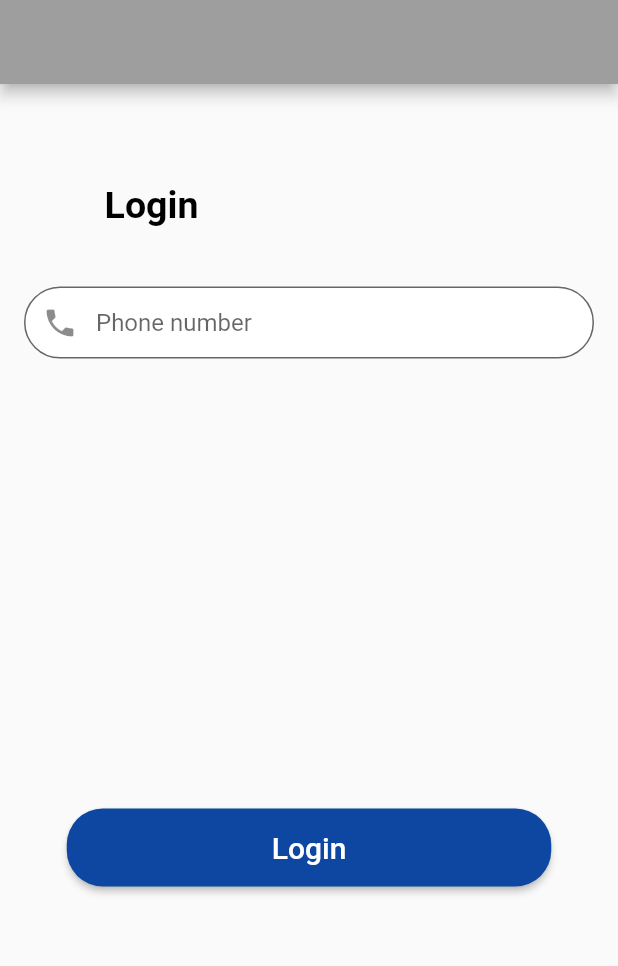
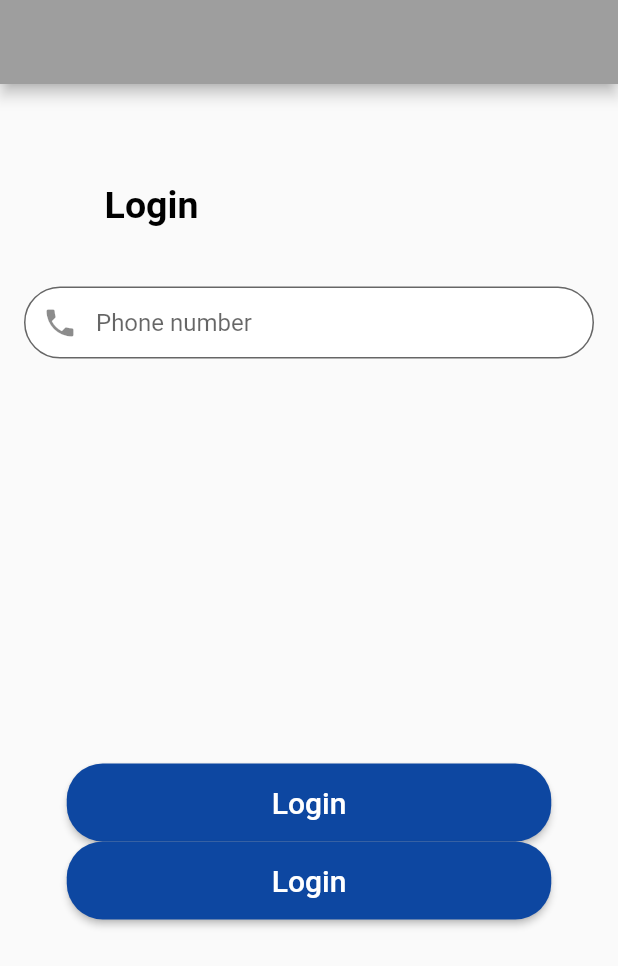
Before and after one commit to singhprashant1/ikss, a Flutter app: the screen it shows after launch, after a tap on "Login", on a phone screen of 412 x 824 dp. Shown: the top 966 px of the screen. Run offline on Flutter 3.47's test engine with Material 2 defaults, Android fonts, the phone set to English and light mode, and no system bars; our stand-ins replace audioplayers, chewie, firebase_auth, firebase_core, firebase_database, geolocator and 6 more; accounts and stored records are empty; network calls fail.

Commit message:
google login done

```diff
--- a/lib/main.dart
+++ b/lib/main.dart
@@ -16,7 +16,7 @@ Future main() async {
 
   runApp(MaterialApp(
     title: "Bookspot",
-    home: Constants.prefs.getBool("loggedIn") == true ? Gmapp() : FirstPage(),
+    home: Constants.prefs.getBool("loggedIn") == true ? Gmapp() : LoginPage(),
     debugShowCheckedModeBanner: false,
     routes: {
       "/logout": (context) => LoginPage(),
--- a/lib/phoneAuth/login.dart
+++ b/lib/phoneAuth/login.dart
@@ -1,7 +1,10 @@
+import 'package:firebase_auth/firebase_auth.dart';
 import 'package:firebase_database/firebase_database.dart';
 
 import 'package:flutter/material.dart';
+import 'package:google_sign_in/google_sign_in.dart';
 import 'package:hexcolor/hexcolor.dart';
+import 'package:ikss/googlemap/gmap.dart';
 import 'package:ikss/phoneAuth/loginotp.dart';
 import 'package:toast/toast.dart';
 
@@ -13,6 +16,7 @@ class LoginPage extends StatefulWidget {
 class _LoginPageState extends State<LoginPage> {
   TextEditingController numberController = TextEditingController();
   final GlobalKey<FormState> _formKey = GlobalKey<FormState>();
+
   void readData(String number) async {
     var dbRef = await FirebaseDatabase.instance.reference().child("Cust");
     dbRef
@@ -34,6 +38,27 @@ class _LoginPageState extends State<LoginPage> {
         }
       }
     });
+  }
+
+  final FirebaseAuth _auth = FirebaseAuth.instance;
+  final GoogleSignIn _googleSignIn = GoogleSignIn();
+  FirebaseUser _user;
+
+  void signInwithGoogle() async {
+    final GoogleSignInAccount googleSignInAccount =
+        await _googleSignIn.signIn();
+    final GoogleSignInAuthentication googleSignInAuthentication =
+        await googleSignInAccount.authentication;
+    final AuthCredential credential = GoogleAuthProvider.getCredential(
+      accessToken: googleSignInAuthentication.accessToken,
+      idToken: googleSignInAuthentication.idToken,
+    );
+    await _auth.signInWithCredential(credential);
+    _user = await _auth.currentUser();
+    Navigator.push(
+      context,
+      MaterialPageRoute(builder: (context) => Gmapp()),
+    );
   }
 
   @override
@@ -105,7 +130,24 @@ class _LoginPageState extends State<LoginPage> {
                         height: 20,
                       ),
                       SizedBox(
-                        height: 280,
+                        height: 250,
+                      ),
+                      MaterialButton(
+                        height: 52,
+                        minWidth: 323,
+                        color: Colors.blue[900],
+                        textColor: Colors.white,
+                        shape: RoundedRectangleBorder(
+                          borderRadius: BorderRadius.circular(24.0),
+                        ),
+                        child: Text(
+                          "Login",
+                          style: TextStyle(color: Colors.white, fontSize: 20.0),
+                        ),
+                        onPressed: () {
+                          signInwithGoogle();
+                        },
+                        splashColor: Colors.redAccent,
                       ),
                       MaterialButton(
                         height: 52,
--- a/pubspec.yaml
+++ b/pubspec.yaml
@@ -40,6 +40,7 @@ dependencies:
   firebase_core:
   firebase_storage:
   shared_preferences: ^0.5.12+4
+  google_sign_in: ^4.5.9
 
 dev_dependencies:
   flutter_test:
```
Also changed, not shown: pubspec.lock.
